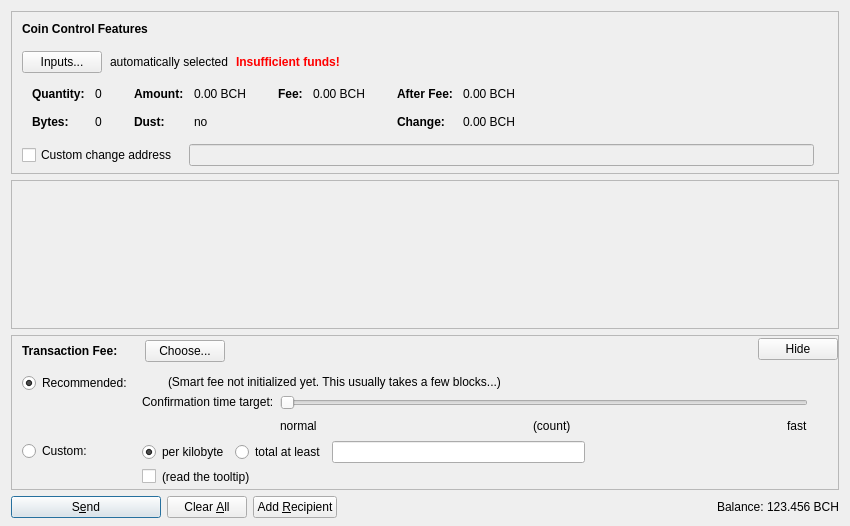
bitfinitechain/bitfinite-core, file src/qt/forms/sendcoinsdialog.ui: the form before one commit.
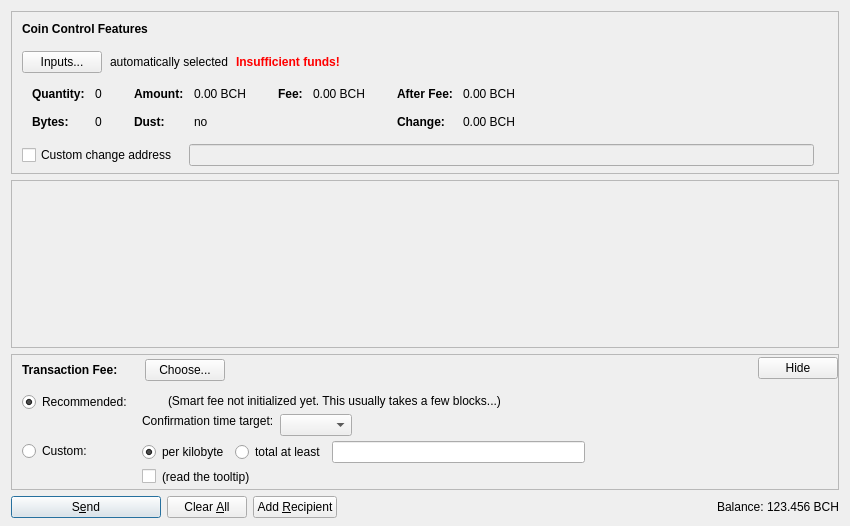
The form after the commit. Icons and pictures are not drawn. Custom widgets are drawn as their Qt base class.

Commit message:
[Qt] replace fee slider with a Dropdown, extend conf. targets
Summary:
[Qt] replace fee slider with a Dropdown, extend conf. targets
[Qt] migrate old fee slider value to new dropbown Always round up (conservative)

Backport of Core PR10769
https://github.com/bitcoin/bitcoin/pull/10769/files
Completes T509

Test Plan:
`make check`
`bitcoin-qt` shows dropdown instead of slider as expected

Reviewers: deadalnix, Fabien, #bitcoin_abc

Reviewed By: Fabien, #bitcoin_abc

Subscribers: teamcity, schancel

```diff
--- a/src/qt/forms/sendcoinsdialog.ui
+++ b/src/qt/forms/sendcoinsdialog.ui
@@ -1059,44 +1059,15 @@
                     <number>30</number>
                    </property>
                    <item>
-                    <widget class="QSlider" name="sliderSmartFee">
-                     <property name="minimum">
+                    <layout class="QHBoxLayout" name="horizontalLayoutConfTarget">
+                     <property name="bottomMargin">
                       <number>0</number>
                      </property>
-                     <property name="maximum">
-                      <number>23</number>
-                     </property>
-                     <property name="pageStep">
-                      <number>1</number>
-                     </property>
-                     <property name="value">
-                      <number>0</number>
-                     </property>
-                     <property name="orientation">
-                      <enum>Qt::Horizontal</enum>
-                     </property>
-                     <property name="invertedAppearance">
-                      <bool>false</bool>
-                     </property>
-                     <property name="invertedControls">
-                      <bool>false</bool>
-                     </property>
-                     <property name="tickPosition">
-                      <enum>QSlider::NoTicks</enum>
-                     </property>
-                    </widget>
-                   </item>
-                   <item>
-                    <layout class="QHBoxLayout" name="horizontalLayoutFee10">
                      <item>
-                      <widget class="QLabel" name="labelSmartFeeNormal">
-                       <property name="text">
-                        <string>normal</string>
-                       </property>
-                      </widget>
+                      <widget class="QComboBox" name="confTargetSelector"/>
                      </item>
                      <item>
-                      <spacer name="horizontalSpacer_7">
+                      <spacer name="horizontalSpacerConfTarget">
                        <property name="orientation">
                         <enum>Qt::Horizontal</enum>
                        </property>
@@ -1108,33 +1079,6 @@
                        </property>
                       </spacer>
                      </item>
-                     <item>
-                      <widget class="QLabel" name="confirmationTargetLabel">
-                       <property name="text">
-                        <string notr="true">(count)</string>
-                       </property>
-                      </widget>
-                     </item>
-                     <item>
-                      <spacer name="horizontalSpacer_3">
-                       <property name="orientation">
-                        <enum>Qt::Horizontal</enum>
-                       </property>
-                       <property name="sizeHint" stdset="0">
-                        <size>
-                         <width>40</width>
-                         <height>20</height>
-                        </size>
-                       </property>
-                      </spacer>
-                     </item>
-                     <item>
-                      <widget class="QLabel" name="labelSmartFeeFast">
-                       <property name="text">
-                        <string>fast</string>
-                       </property>
-                      </widget>
-                     </item>
                     </layout>
                    </item>
                   </layout>
```
The commit also changes 1 other file.
